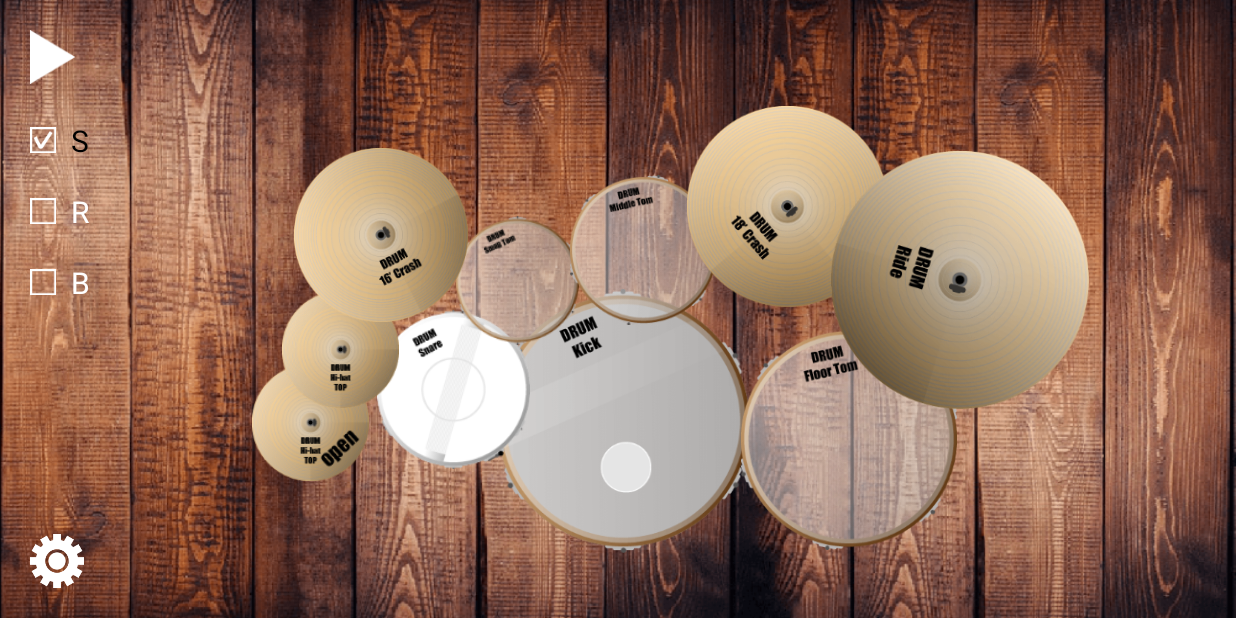
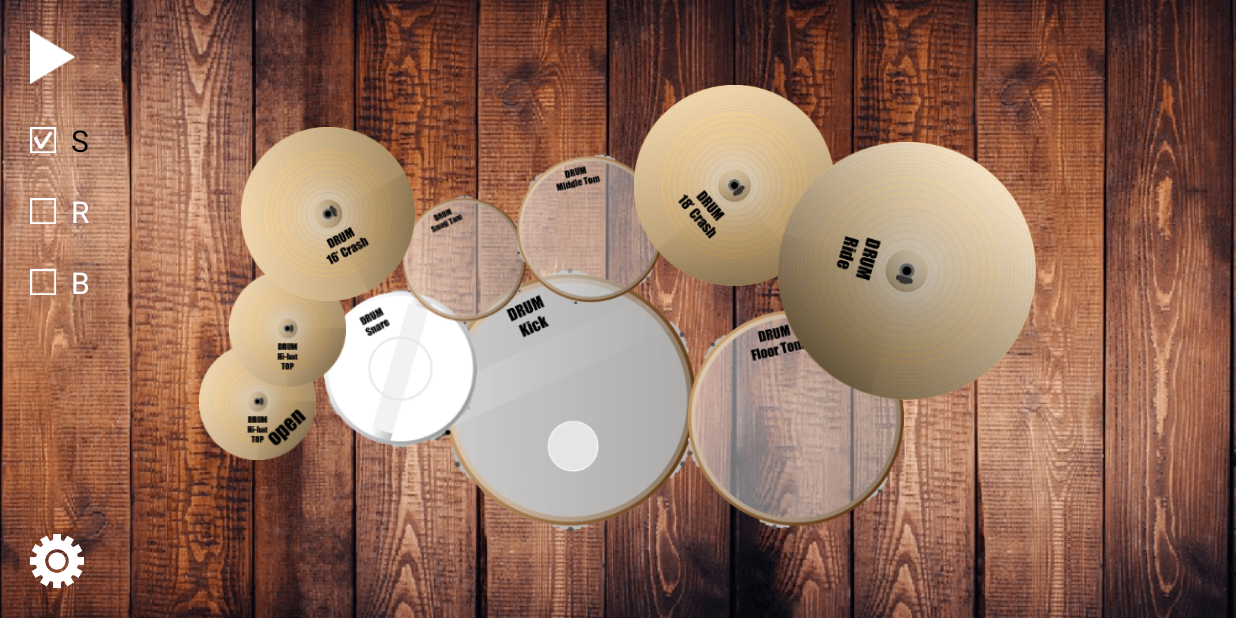
Before and after one commit to true-mind/SwingBeat, an Android app: the DrumActivity screen opened directly, with no data from a screen before it, on a phone screen of 824 x 412 dp (held sideways). Run offline under Robolectric (Android 15) with nearby library versions, the phone set to English and light mode, and no system bars; pictures from the network do not load; Roboto replaces fonts that are not available here; 1 statement that could not run was skipped.

Commit message:
레이아웃 일부 수정 show_feed 수정 일부 하드코딩 부 수정 intro 수정 필요

```diff
--- a/app/src/main/java/com/truemind/swingbeat/ui/rhythm/RhythmActivity.java
+++ b/app/src/main/java/com/truemind/swingbeat/ui/rhythm/RhythmActivity.java
@@ -652,7 +652,7 @@ public class RhythmActivity extends BaseActivity {
                 }
                 if(perfect!=-1){
                     perfect_count++;
-                    tv_current.setText("Perfect");
+                    tv_current.setText(getResources().getString(R.string.result_perfect));
                     Log.d("MyTag", "in button1 -- perfect:"+perfect);
                     Log.d("MyTag", "in button1 -- perfect:["+isPerfect[0]+"]["+isPerfect[1]+"]["+isPerfect[2]+"]["+isPerfect[3]+"]["+isPerfect[4]+"]["+isPerfect[5]+"]["+isPerfect[6]+"]["+isPerfect[7]+"]["+isPerfect[8]+"]");
                     Log.d("MyTag", "in button1 -- isOnView:["+isOnView[0]+"]["+isOnView[1]+"]["+isOnView[2]+"]["+isOnView[3]+"]["+isOnView[4]+"]["+isOnView[5]+"]["+isOnView[6]+"]["+isOnView[7]+"]["+isOnView[8]+"]");
@@ -662,7 +662,7 @@ public class RhythmActivity extends BaseActivity {
                 }
                 else if(good!=-1){
                     good_count++;
-                    tv_current.setText("Good");
+                    tv_current.setText(getResources().getString(R.string.result_good));
                     end(moveList.get(good), good);
                     Log.d("MyTag", "in button1 -- good:"+good);
                     Log.d("MyTag", "in button1 -- isOnView:["+isOnView[0]+"]["+isOnView[1]+"]["+isOnView[2]+"]["+isOnView[3]+"]["+isOnView[4]+"]["+isOnView[5]+"]["+isOnView[6]+"]["+isOnView[7]+"]["+isOnView[8]+"]");
@@ -671,7 +671,7 @@ public class RhythmActivity extends BaseActivity {
                 }
                 else if(bad!=-1){
                     bad_count++;
-                    tv_current.setText("Bad");
+                    tv_current.setText(getResources().getString(R.string.result_bad));
                     end(moveList.get(bad), bad);
                     Log.d("MyTag", "in button1 -- bad:"+bad);
                     Log.d("MyTag", "in button1 -- isOnView:["+isOnView[0]+"]["+isOnView[1]+"]["+isOnView[2]+"]["+isOnView[3]+"]["+isOnView[4]+"]["+isOnView[5]+"]["+isOnView[6]+"]["+isOnView[7]+"]["+isOnView[8]+"]");
@@ -714,19 +714,19 @@ public class RhythmActivity extends BaseActivity {
                     Log.d("MyTag", "in button2 -- perfect:["+isPerfect[0]+"]["+isPerfect[1]+"]["+isPerfect[2]+"]["+isPerfect[3]+"]["+isPerfect[4]+"]["+isPerfect[5]+"]["+isPerfect[6]+"]["+isPerfect[7]+"]["+isPerfect[8]+"]");
                     Log.d("MyTag", "in button2 -- isOnView:["+isOnView[0]+"]["+isOnView[1]+"]["+isOnView[2]+"]["+isOnView[3]+"]["+isOnView[4]+"]["+isOnView[5]+"]["+isOnView[6]+"]["+isOnView[7]+"]["+isOnView[8]+"]");
 
-                    tv_current.setText("Perfect");
+                    tv_current.setText(getResources().getString(R.string.result_perfect));
                     end(moveList.get(perfect), perfect);
                     upCombo();
                 }
                 else if(good!=-1){
                     good_count++;
-                    tv_current.setText("Good");
+                    tv_current.setText(getResources().getString(R.string.result_good));
                     end(moveList.get(good), good);
                     upCombo();
                 }
                 else if(bad!=-1){
                     bad_count++;
-                    tv_current.setText("Bad");
+                    tv_current.setText(getResources().getString(R.string.result_bad));
                     end(moveList.get(bad), bad);
                     upCombo();
                 }
@@ -765,19 +765,19 @@ public class RhythmActivity extends BaseActivity {
                     Log.d("MyTag", "in button3 -- perfect:"+perfect);
                     Log.d("MyTag", "in button3 -- perfect:["+isPerfect[0]+"]["+isPerfect[1]+"]["+isPerfect[2]+"]["+isPerfect[3]+"]["+isPerfect[4]+"]["+isPerfect[5]+"]["+isPerfect[6]+"]["+isPerfect[7]+"]["+isPerfect[8]+"]");
                     Log.d("MyTag", "in button3 -- isOnView:["+isOnView[0]+"]["+isOnView[1]+"]["+isOnView[2]+"]["+isOnView[3]+"]["+isOnView[4]+"]["+isOnView[5]+"]["+isOnView[6]+"]["+isOnView[7]+"]["+isOnView[8]+"]");
-                    tv_current.setText("Perfect");
+                    tv_current.setText(getResources().getString(R.string.result_perfect));
                     end(moveList.get(perfect), perfect);
                     upCombo();
                 }
                 else if(good!=-1){
                     good_count++;
-                    tv_current.setText("Good");
+                    tv_current.setText(getResources().getString(R.string.result_good));
                     end(moveList.get(good), good);
                     upCombo();
                 }
                 else if(bad!=-1) {
                     bad_count++;
-                    tv_current.setText("Bad");
+                    tv_current.setText(getResources().getString(R.string.result_bad));
                     end(moveList.get(bad), bad);
                     upCombo();
                 }
--- a/app/src/main/java/com/truemind/swingbeat/ui/test/TestActivity.java
+++ b/app/src/main/java/com/truemind/swingbeat/ui/test/TestActivity.java
@@ -217,7 +217,7 @@ public class TestActivity extends BaseActivity {
                 startHornPool.play(startHorn, 1, 1, 1, 0, 1);
             }
 
-            if (currentPos < MAX_POSITION) {
+            if (currentPos <= MAX_POSITION) {
                 mHandler.sendEmptyMessageDelayed(0, TIMER_INTERVAL);
             } else {
                 mHandler.removeCallbacksAndMessages(null);
@@ -226,19 +226,20 @@ public class TestActivity extends BaseActivity {
                 startActivity(intent);
                 finish();
             }
-
         }
     };
 
     public void showFeed() {
         yeah.setVisibility(View.VISIBLE);
         yeah.startAnimation(show);
+        /*
         handler.postDelayed(new Runnable() {
             @Override
             public void run() {
-                yeah.setVisibility(View.INVISIBLE);
+                yeah.setVisibility(View.GONE);
             }
         }, 1500);
+        */
 
     }
 
--- a/app/src/main/res/anim/show_feed.xml
+++ b/app/src/main/res/anim/show_feed.xml
@@ -12,4 +12,11 @@
         android:fromYDelta="100%"
         android:toYDelta="-100%">
     </translate>
+    <alpha
+        android:startOffset="1000"
+        xmlns:android="http://schemas.android.com/apk/res/android"
+        android:duration="200"
+        android:fromAlpha="1.0"
+        android:interpolator="@android:anim/accelerate_interpolator"
+        android:toAlpha="0.0" />
 </set>
--- a/app/src/main/res/layout/activity_drum.xml
+++ b/app/src/main/res/layout/activity_drum.xml
@@ -11,72 +11,90 @@
         android:layout_gravity="center">
 
         <ImageButton
-            android:layout_marginTop="150dp"
-            android:layout_marginLeft="233dp"
+            android:layout_marginTop="142dp"
+            android:layout_marginLeft="183dp"
+            android:layout_marginRight="20dp"
+            android:layout_marginBottom="20dp"
             android:id="@+id/kick"
             android:layout_width="168dp"
             android:layout_height="176dp"
             android:background="@drawable/s_drum_kick"/>
 
         <ImageButton
-            android:layout_marginTop="164dp"
-            android:layout_marginLeft="153dp"
+            android:layout_marginTop="156dp"
+            android:layout_marginLeft="103dp"
+            android:layout_marginRight="20dp"
+            android:layout_marginBottom="20dp"
             android:id="@+id/snare"
             android:layout_width="102dp"
             android:layout_height="106dp"
             android:background="@drawable/s_drum_snare"/>
 
         <ImageButton
-            android:layout_marginTop="200dp"
-            android:layout_marginLeft="70dp"
+            android:layout_marginTop="192dp"
+            android:layout_marginLeft="20dp"
+            android:layout_marginRight="20dp"
+            android:layout_marginBottom="20dp"
             android:id="@+id/hihat_open"
             android:layout_width="78dp"
             android:layout_height="78dp"
             android:background="@drawable/s_drum_hihat_open"/>
 
         <ImageButton
-            android:layout_marginTop="151dp"
-            android:layout_marginLeft="90dp"
+            android:layout_marginTop="143dp"
+            android:layout_marginLeft="40dp"
+            android:layout_marginRight="20dp"
+            android:layout_marginBottom="20dp"
             android:id="@+id/hihat"
             android:layout_width="78dp"
             android:layout_height="78dp"
             android:background="@drawable/s_drum_hihat"/>
 
         <ImageButton
-            android:layout_marginTop="101dp"
-            android:layout_marginLeft="206dp"
+            android:layout_marginTop="93dp"
+            android:layout_marginLeft="156dp"
+            android:layout_marginRight="20dp"
+            android:layout_marginBottom="20dp"
             android:id="@+id/tomSmall"
             android:layout_width="82dp"
             android:layout_height="86dp"
             android:background="@drawable/s_drum_tom_small"/>
 
         <ImageButton
-            android:layout_marginTop="74dp"
-            android:layout_marginLeft="282dp"
+            android:layout_marginTop="66dp"
+            android:layout_marginLeft="232dp"
+            android:layout_marginRight="20dp"
+            android:layout_marginBottom="20dp"
             android:id="@+id/tomMiddle"
             android:layout_width="98dp"
             android:layout_height="100dp"
             android:background="@drawable/s_drum_tom_middle"/>
 
         <ImageButton
-            android:layout_marginTop="176dp"
-            android:layout_marginLeft="396dp"
+            android:layout_marginTop="168dp"
+            android:layout_marginLeft="346dp"
+            android:layout_marginRight="20dp"
+            android:layout_marginBottom="20dp"
             android:id="@+id/tomFloor"
             android:layout_width="144dp"
             android:layout_height="148dp"
             android:background="@drawable/s_drum_tom_floor"/>
 
         <ImageButton
-            android:layout_marginTop="56dp"
-            android:layout_marginLeft="98dp"
+            android:layout_marginTop="48dp"
+            android:layout_marginLeft="48dp"
+            android:layout_marginRight="20dp"
+            android:layout_marginBottom="20dp"
             android:id="@+id/crash16"
             android:layout_width="116dp"
             android:layout_height="116dp"
             android:background="@drawable/s_drum_crash16"/>
 
         <ImageButton
-            android:layout_marginTop="28dp"
-            android:layout_marginLeft="360dp"
+            android:layout_marginTop="20dp"
+            android:layout_marginLeft="310dp"
+            android:layout_marginRight="20dp"
+            android:layout_marginBottom="20dp"
             android:id="@+id/crash18"
             android:layout_width="134dp"
             android:layout_height="134dp"
@@ -84,7 +102,9 @@
 
         <ImageButton
             android:layout_marginTop="58dp"
-            android:layout_marginLeft="456dp"
+            android:layout_marginLeft="406dp"
+            android:layout_marginRight="20dp"
+            android:layout_marginBottom="20dp"
             android:id="@+id/ride"
             android:layout_width="172dp"
             android:layout_height="172dp"
--- a/app/src/main/res/layout/activity_test_intro.xml
+++ b/app/src/main/res/layout/activity_test_intro.xml
@@ -115,7 +115,6 @@
 
         </FrameLayout>
 
-
     </LinearLayout>
 
     <LinearLayout
```
